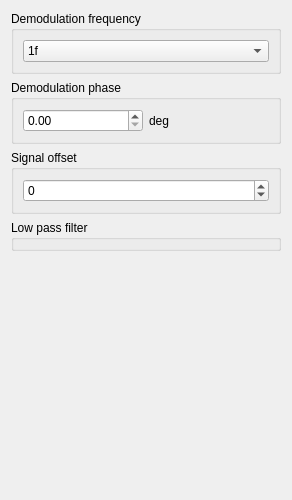
Above: linien/client/ui/spectroscopy_panel.ui from linien-org/linien before the change. Below: the same form after it.
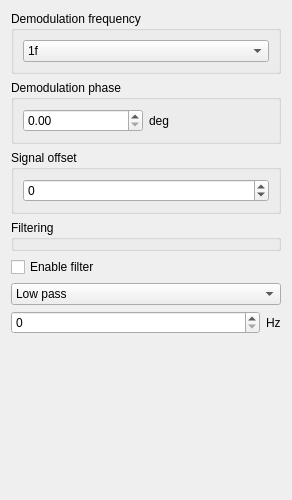
That is the form after the change.

Commit message: implement low pass and high pass filtering

Patch:
```diff
--- a/linien/client/ui/spectroscopy_panel.ui
+++ b/linien/client/ui/spectroscopy_panel.ui
@@ -119,10 +119,61 @@
    <item>
     <widget class="QGroupBox" name="groupBox_9">
      <property name="title">
-      <string>Low pass filter</string>
+      <string>Filtering</string>
      </property>
     </widget>
    </item>
+   <item>
+    <widget class="QCheckBox" name="filter_enabled">
+     <property name="text">
+      <string>Enable filter</string>
+     </property>
+    </widget>
+   </item>
+   <item>
+    <widget class="QComboBox" name="filter_type">
+     <item>
+      <property name="text">
+       <string>Low pass</string>
+      </property>
+     </item>
+     <item>
+      <property name="text">
+       <string>High pass</string>
+      </property>
+     </item>
+    </widget>
+   </item>
+   <item>
+    <layout class="QHBoxLayout" name="horizontalLayout">
+     <item>
+      <widget class="QSpinBox" name="filter_frequency">
+       <property name="sizePolicy">
+        <sizepolicy hsizetype="MinimumExpanding" vsizetype="Fixed">
+         <horstretch>0</horstretch>
+         <verstretch>0</verstretch>
+        </sizepolicy>
+       </property>
+       <property name="maximum">
+        <number>50000000</number>
+       </property>
+      </widget>
+     </item>
+     <item>
+      <widget class="QLabel" name="label">
+       <property name="sizePolicy">
+        <sizepolicy hsizetype="Preferred" vsizetype="Preferred">
+         <horstretch>0</horstretch>
+         <verstretch>0</verstretch>
+        </sizepolicy>
+       </property>
+       <property name="text">
+        <string>Hz</string>
+       </property>
+      </widget>
+     </item>
+    </layout>
+   </item>
    <item>
     <spacer name="verticalSpacer">
      <property name="orientation">
```
The commit also changes 4 other files.
